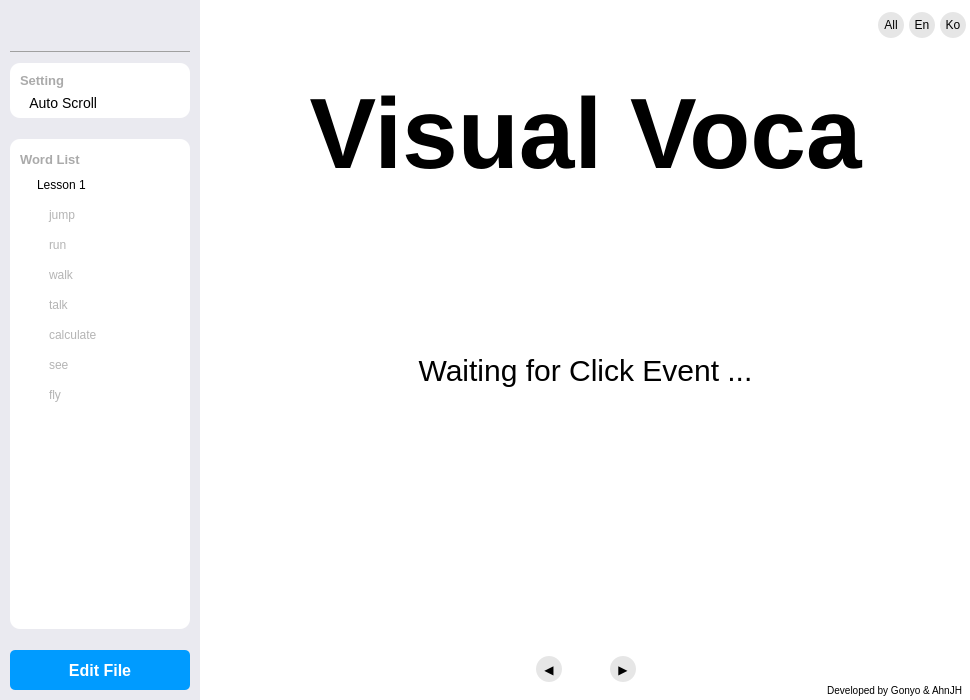
This is main.ui in gonyo1/VisualVocaApp as Qt 5 draws it before an edit. The edited form follows.
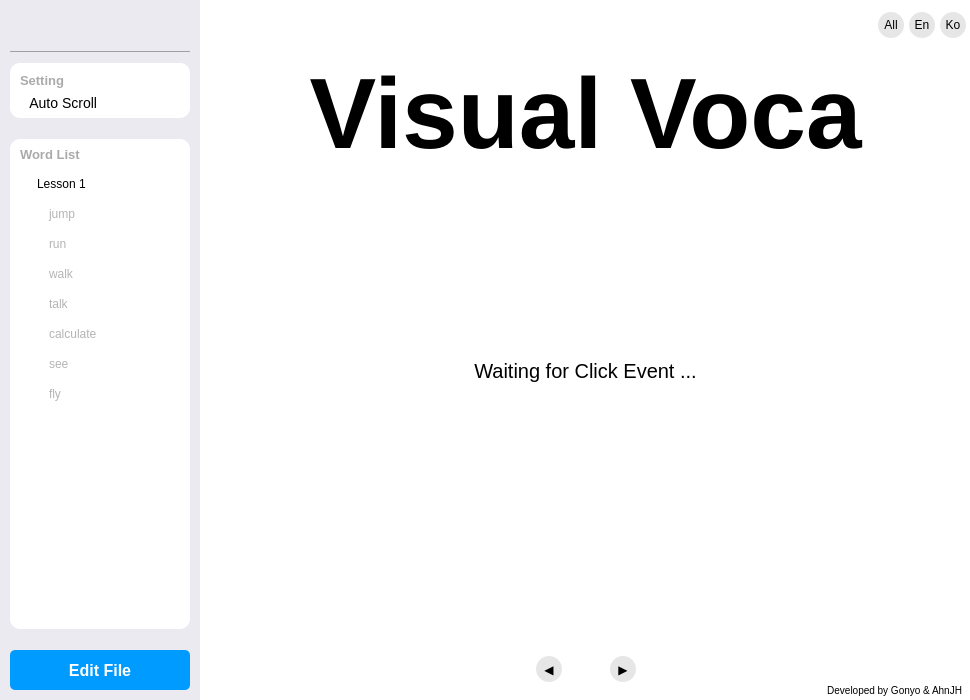
This is the edited form.

```diff
--- a/main.ui
+++ b/main.ui
@@ -121,17 +121,15 @@
 /* Left - Title Part:Gray title */
 #mb_setting_title,
 #mb_voca_total_title {
+margin: 0px;
 color: rgb(170, 170, 170);
 font: 13px;
-margin: 20px 20px 0px 20px;
 font-weight: bold;
 text-align: Left;
 }
-#mb_voca_total_title {
-margin: 0px;
-padding: 10px 0px 0px 10px;
+#mb_setting_title {
+margin: 20px 20px 0px 20px;
 }
-
 /* QScrollWidget PushButton part ------------------ */
 QScrollArea .QLabel {
 padding-left: 10px;
@@ -483,9 +481,39 @@
           <number>0</number>
          </property>
          <item>
+          <widget class="QWidget" name="mb_voca_title_bar" native="true">
+           <property name="minimumSize">
+            <size>
+             <width>0</width>
+             <height>30</height>
+            </size>
+           </property>
+           <property name="maximumSize">
+            <size>
+             <width>16777215</width>
+             <height>30</height>
+            </size>
+           </property>
+           <layout class="QHBoxLayout" name="mb_voca_title_bar_horizontalLayout">
+            <property name="spacing">
+             <number>0</number>
+            </property>
+            <property name="leftMargin">
+             <number>0</number>
+            </property>
+            <property name="topMargin">
+             <number>0</number>
+            </property>
+            <property name="rightMargin">
+             <number>0</number>
+            </property>
+            <property name="bottomMargin">
+             <number>0</number>
+            </property>
+            <item>
           <widget class="QLabel" name="mb_voca_total_title">
            <property name="sizePolicy">
-            <sizepolicy hsizetype="Fixed" vsizetype="Fixed">
+               <sizepolicy hsizetype="Preferred" vsizetype="Preferred">
              <horstretch>0</horstretch>
              <verstretch>0</verstretch>
             </sizepolicy>
@@ -498,7 +526,7 @@
            </property>
            <property name="maximumSize">
             <size>
-             <width>16777215</width>
+                <width>110</width>
              <height>16777215</height>
             </size>
            </property>
@@ -520,9 +548,50 @@
           </widget>
          </item>
          <item>
+             <spacer name="horizontalSpacer_2">
+              <property name="orientation">
+               <enum>Qt::Horizontal</enum>
+              </property>
+              <property name="sizeHint" stdset="0">
+               <size>
+                <width>40</width>
+                <height>20</height>
+               </size>
+              </property>
+             </spacer>
+            </item>
+            <item>
+             <widget class="QPushButton" name="mb_voca_refresh">
+              <property name="sizePolicy">
+               <sizepolicy hsizetype="Fixed" vsizetype="Fixed">
+                <horstretch>0</horstretch>
+                <verstretch>0</verstretch>
+               </sizepolicy>
+              </property>
+              <property name="minimumSize">
+               <size>
+                <width>30</width>
+                <height>30</height>
+               </size>
+              </property>
+              <property name="maximumSize">
+               <size>
+                <width>30</width>
+                <height>30</height>
+               </size>
+              </property>
+              <property name="text">
+               <string/>
+              </property>
+             </widget>
+            </item>
+           </layout>
+          </widget>
+         </item>
+         <item>
           <widget class="QWidget" name="mb_voca_widget_0" native="true">
            <property name="enabled">
-            <bool>false</bool>
+            <bool>true</bool>
            </property>
            <property name="sizePolicy">
             <sizepolicy hsizetype="Preferred" vsizetype="Minimum">
@@ -634,7 +703,7 @@
             <item>
              <widget class="QListWidget" name="mb_voca_word_adj_0">
               <property name="enabled">
-               <bool>false</bool>
+               <bool>true</bool>
               </property>
               <property name="sizePolicy">
                <sizepolicy hsizetype="Preferred" vsizetype="Preferred">
@@ -827,7 +896,7 @@
 font-weight: bold;
 }
 #mb_show_image_adj {
-font: 30px;
+font: 20px;
 }
 #mb_show_dev {
 background-color: transparent;
@@ -975,7 +1044,7 @@
      <property name="geometry">
       <rect>
        <x>0</x>
-       <y>50</y>
+       <y>30</y>
        <width>771</width>
        <height>140</height>
       </rect>
```
Lines whose indentation alone changed are shown as unchanged.
